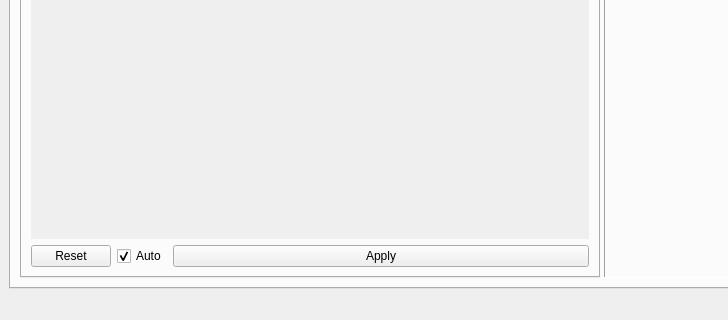
Qt form qtgui/luxrender.ui (sungsoo/luxrender-lux) before a commit; both pictures show x 0 to 728 and y 426 to 746 of the 1024 by 746 pixel window.
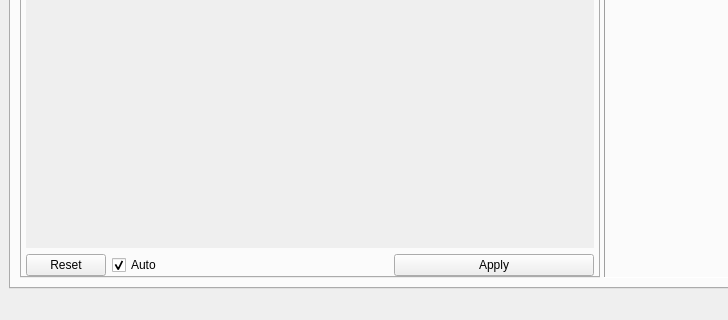
The same form after that commit. Icons and pictures are not drawn.

Commit message: decreased margins as encouraged by Dougal, to not waste space

The edit to the form file:
```diff
--- a/qtgui/luxrender.ui
+++ b/qtgui/luxrender.ui
@@ -220,6 +220,18 @@
              <string>Imaging</string>
             </attribute>
             <layout class="QGridLayout" name="gridLayout_29">
+             <property name="leftMargin">
+              <number>4</number>
+             </property>
+             <property name="topMargin">
+              <number>0</number>
+             </property>
+             <property name="rightMargin">
+              <number>4</number>
+             </property>
+             <property name="bottomMargin">
+              <number>0</number>
+             </property>
              <item row="1" column="0">
               <widget class="QPushButton" name="button_imagingReset">
                <property name="enabled">
@@ -267,11 +279,17 @@
                </property>
               </widget>
              </item>
-             <item row="1" column="2">
+             <item row="1" column="3">
               <widget class="QPushButton" name="button_imagingApply">
                <property name="enabled">
                 <bool>true</bool>
                </property>
+               <property name="minimumSize">
+                <size>
+                 <width>200</width>
+                 <height>0</height>
+                </size>
+               </property>
                <property name="toolTip">
                 <string>Apply changes</string>
                </property>
@@ -280,7 +298,7 @@
                </property>
               </widget>
              </item>
-             <item row="0" column="0" colspan="3">
+             <item row="0" column="0" colspan="4">
               <widget class="QScrollArea" name="panesArea">
                <property name="frameShape">
                 <enum>QFrame::NoFrame</enum>
@@ -293,8 +311,8 @@
                  <rect>
                   <x>0</x>
                   <y>0</y>
-                  <width>517</width>
-                  <height>499</height>
+                  <width>529</width>
+                  <height>515</height>
                  </rect>
                 </property>
                 <property name="sizePolicy">
@@ -304,6 +322,9 @@
                  </sizepolicy>
                 </property>
                 <layout class="QVBoxLayout" name="verticalLayout">
+                 <property name="margin">
+                  <number>4</number>
+                 </property>
                  <item>
                   <layout class="QVBoxLayout" name="panesLayout"/>
                  </item>
@@ -311,6 +332,19 @@
                </widget>
               </widget>
              </item>
+             <item row="1" column="2">
+              <spacer name="horizontalSpacer">
+               <property name="orientation">
+                <enum>Qt::Horizontal</enum>
+               </property>
+               <property name="sizeHint" stdset="0">
+                <size>
+                 <width>40</width>
+                 <height>20</height>
+                </size>
+               </property>
+              </spacer>
+             </item>
             </layout>
            </widget>
            <widget class="QWidget" name="tab_lightGroups">
```
Left out of the diff: 7 changed lines with no effect on the pictures.
